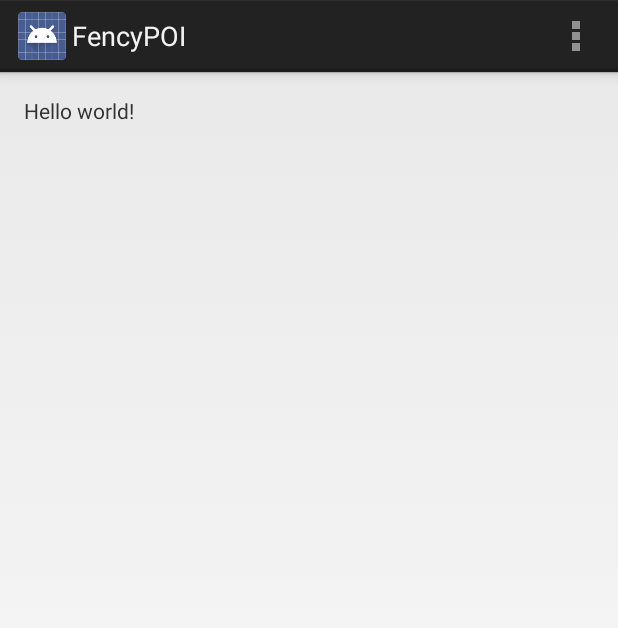
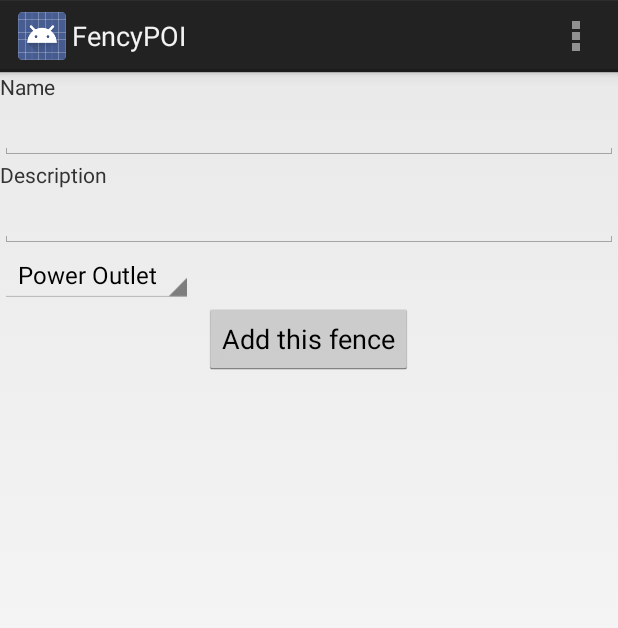
Before and after one commit to ligi/FencyPOI, an Android app: the screen it shows after launch (MainActivity), on a phone screen of 412 x 824 dp. Shown: the top 628 px of the screen. Run offline under Robolectric (Android 15) with nearby library versions, the phone set to English and light mode, and no system bars.

Commit message:
sketch adding of fences

```diff
--- a/FencyPOI/src/main/java/org/battlehack/fencypoi/MainActivity.java
+++ b/FencyPOI/src/main/java/org/battlehack/fencypoi/MainActivity.java
@@ -3,13 +3,20 @@ package org.battlehack.fencypoi;
 import android.os.Bundle;
 import android.app.Activity;
 import android.view.Menu;
+import android.widget.ArrayAdapter;
+import android.widget.Spinner;
 
 public class MainActivity extends Activity {
 
     @Override
     protected void onCreate(Bundle savedInstanceState) {
         super.onCreate(savedInstanceState);
-        setContentView(R.layout.activity_main);
+        setContentView(R.layout.add_fence);
+        Spinner spinner = (Spinner) findViewById(R.id.type_spinner);
+        ArrayAdapter<String> adapter = new ArrayAdapter<String>(this, android.R.layout.simple_spinner_item, new String[]{"Power Outlet", "Apple Tree", "Danger Zone"});
+        adapter.setDropDownViewResource(android.R.layout.simple_dropdown_item_1line);
+        spinner.setAdapter(adapter);
+
     }
 
 
--- /dev/null
+++ b/FencyPOI/src/main/res/layout/add_fence.xml
@@ -0,0 +1,44 @@
+<?xml version="1.0" encoding="utf-8"?>
+
+<LinearLayout xmlns:android="http://schemas.android.com/apk/res/android"
+              android:orientation="vertical"
+              android:layout_width="match_parent"
+              android:layout_height="match_parent">
+
+    <TextView
+            android:text="Name"
+            android:layout_width="fill_parent"
+            android:layout_height="wrap_content"
+
+            />
+    <EditText
+            android:layout_width="fill_parent"
+            android:layout_height="wrap_content"
+            android:id="@+id/editText"
+            android:layout_gravity="left|center_vertical"/>
+
+    <TextView
+            android:text="Description"
+            android:layout_width="fill_parent"
+            android:layout_height="wrap_content"
+
+            />
+    <EditText
+            android:layout_width="fill_parent"
+            android:layout_height="wrap_content"
+            android:id="@+id/editText"
+            android:layout_gravity="left|center_vertical"/>
+
+    <Spinner
+            android:layout_width="wrap_content"
+            android:layout_height="wrap_content"
+            android:id="@+id/type_spinner"
+            android:layout_gravity="left|center_vertical"/>
+
+    <Button
+            android:layout_width="wrap_content"
+            android:layout_height="wrap_content"
+            android:text="Add this fence"
+            android:id="@+id/button"
+            android:layout_gravity="center"/>
+</LinearLayout>
```
